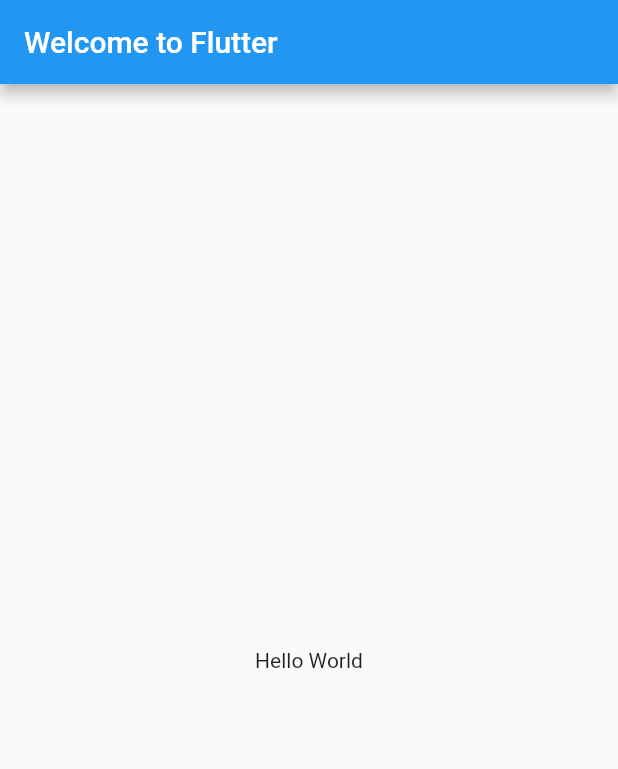
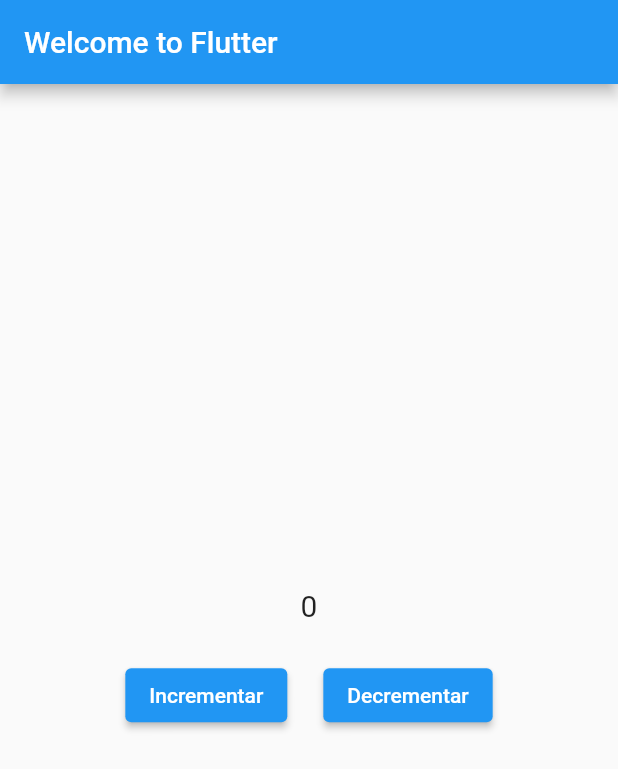
Before and after one commit to gsllucas/first-tour-with-flutter, a Flutter app: the screen it shows after launch, on a phone screen of 412 x 824 dp. Shown: the top 769 px of the screen. Run offline on Flutter 3.47's test engine with Material 2 defaults, Android fonts, the phone set to English and light mode, and no system bars.

Commit message:
button increment and decrement state

```diff
--- a/lib/main.dart
+++ b/lib/main.dart
@@ -4,17 +4,71 @@ void main() => runApp(MyApp());
 
 class MyApp extends StatelessWidget {
   @override
-  Widget build (BuildContext context) {
+  Widget build(BuildContext context) {
     return MaterialApp(
       title: 'Welcome to Flutter',
       home: Scaffold(
         appBar: AppBar(
           title: const Text('Welcome to Flutter'),
         ),
-        body: const Center(
-          child: Text('Hello World')
-        )
-      )
+        body: Center(
+          child: HelloWorld(),
+        ),
+      ),
     );
   }
 }
+
+class HelloWorld extends StatefulWidget {
+  @override
+  _HelloWorldState createState() => _HelloWorldState();
+}
+
+class _HelloWorldState extends State<HelloWorld> {
+  // variavel mutável
+  int counter = 0;
+
+  void increment() {
+    setState(() {
+      counter++;
+    });
+  }
+
+  void decrement() {
+    setState(() {
+      counter > 0
+          ? counter--
+          : print('Seu counter é: $counter \$ teste cifrão');
+    });
+  }
+
+  @override
+  Widget build(BuildContext context) {
+    return Column(
+      mainAxisSize: MainAxisSize.max,
+      mainAxisAlignment: MainAxisAlignment.center,
+      children: [
+        Text(
+          '$counter',
+          style: TextStyle(fontSize: 20),
+        ),
+        SizedBox(height: 24),
+        Row(
+          mainAxisSize: MainAxisSize.max,
+          mainAxisAlignment: MainAxisAlignment.center,
+          children: [
+            ElevatedButton(
+              onPressed: increment,
+              child: Text('Incrementar'),
+            ),
+            SizedBox(width: 24),
+            ElevatedButton(
+              onPressed: decrement,
+              child: Text('Decrementar'),
+            ),
+          ],
+        ),
+      ],
+    );
+  }
+}
```
